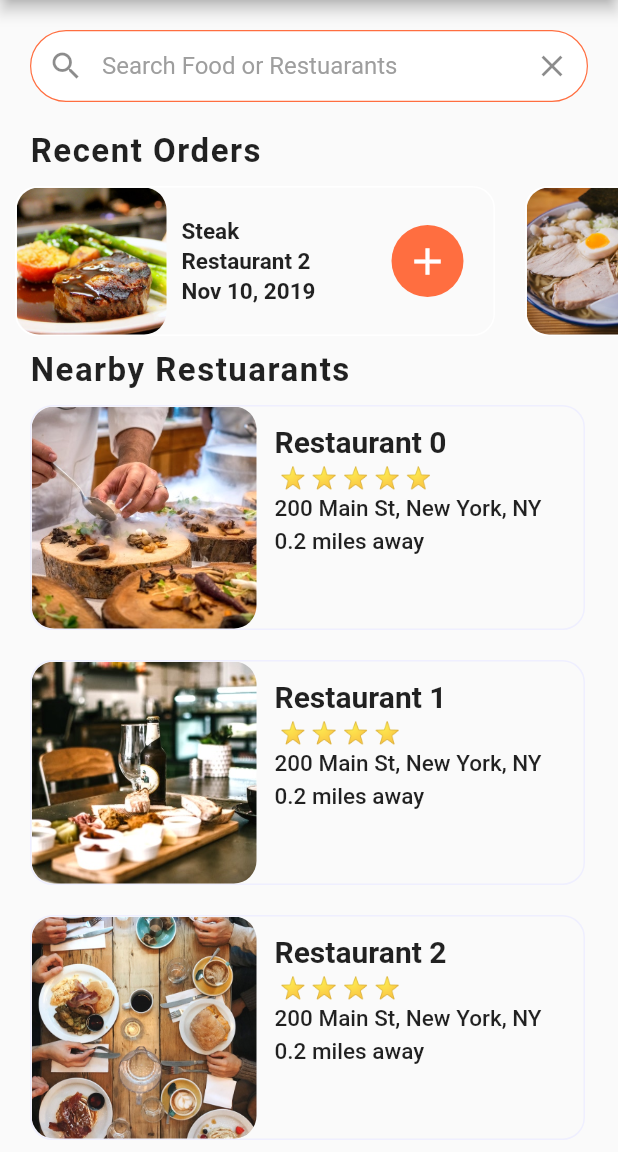
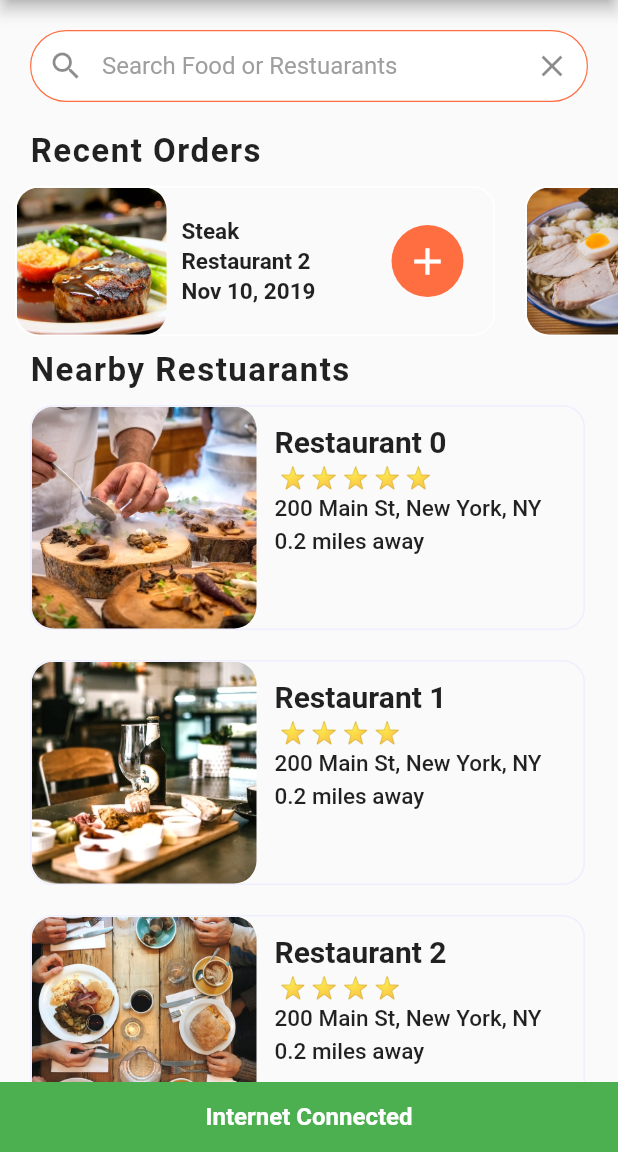
Before and after one commit to ShashiKha9/Food_delivery_app, a Flutter app: the first screen one second after launch, on a phone screen of 412 x 824 dp, the part 84-1236 px from its top. Run offline on Flutter 3.47's test engine with Material 2 defaults, Android fonts, the phone set to English and light mode, and no system bars; our stand-ins replace bloc, connectivity_plus, equatable, flutter_bloc.

Commit message:
internet connectivity bloc done

```diff
--- /dev/null
+++ b/lib/logic/cubit/internet_cubit.dart
@@ -0,0 +1,35 @@
+
+import 'dart:async';
+
+import 'package:bloc/bloc.dart';
+import 'package:connectivity_plus/connectivity_plus.dart';
+import 'package:equatable/equatable.dart';
+import 'package:food_delivery_app/constants/internet.dart';
+
+part 'internet_state.dart';
+
+class InternetCubit extends Cubit<InternetState> {
+  final Connectivity connectivity;
+  late StreamSubscription _connectivityStreamSubscription;
+
+  InternetCubit({required this.connectivity}) : super(InternetLoading()) {
+    monitorinternet();
+  }
+
+  StreamSubscription<ConnectivityResult>monitorinternet(){
+  return
+  _connectivityStreamSubscription = connectivity.onConnectivityChanged.listen((connectivityResult) {
+    if(connectivityResult == ConnectivityResult.wifi){
+      emit(InternetConnected(internet: Internet.Online));
+  } else if(connectivityResult== ConnectivityResult.none){
+      emit(InternetDisconnected());
+  }
+  });
+
+  }
+  @override
+  close() async {
+    _connectivityStreamSubscription.cancel();
+    super.close();
+  }
+}
--- /dev/null
+++ b/lib/logic/cubit/internet_state.dart
@@ -0,0 +1,24 @@
+part of 'internet_cubit.dart';
+
+
+abstract class InternetState extends Equatable {
+  const InternetState();
+}
+
+class InternetLoading extends InternetState {
+  @override
+  List<Object> get props => [];
+}
+class InternetConnected extends InternetState{
+final   Internet internet;
+
+InternetConnected({required this.internet});
+  @override
+  List<Object?> get props => throw UnimplementedError();
+
+}
+class InternetDisconnected extends  InternetState{
+  @override
+  List<Object?> get props => throw UnimplementedError();
+
+}
--- a/lib/main.dart
+++ b/lib/main.dart
@@ -1,25 +1,39 @@
+
+import 'package:connectivity_plus/connectivity_plus.dart';
 import 'package:flutter/material.dart';
+import 'package:flutter/services.dart';
+import 'package:flutter_bloc/flutter_bloc.dart';
+import 'package:food_delivery_app/logic/cubit/internet_cubit.dart';
+import 'package:food_delivery_app/screens/auth_screen.dart';
 import 'package:food_delivery_app/screens/cart_screen.dart';
 import 'package:food_delivery_app/screens/home_screen.dart';
 import 'package:food_delivery_app/screens/restaurant_screen.dart';
+import 'package:food_delivery_app/services/http_request.dart';
 
 import 'models/restaurant.dart';
 
-void main() =>
-    runApp(MyApp());
+void main() {
+  WidgetsFlutterBinding.ensureInitialized();
+  SystemChrome.setPreferredOrientations([DeviceOrientation.portraitUp]);
+  runApp(MyApp());
+}
+class MyApp extends StatelessWidget {
 
-class MyApp extends StatelessWidget {
 
   @override
   Widget build(BuildContext context) {
-    return MaterialApp(
+    return
+     MaterialApp(
       debugShowCheckedModeBanner: false,
       title: 'Food Delivery App',
+
      theme: ThemeData(
+       visualDensity: VisualDensity.adaptivePlatformDensity,
        scaffoldBackgroundColor: Colors.grey[50],
        primaryColor: Colors.deepOrangeAccent
      ),
      home: HomeScreenPage(),
+
     );
   }
 }
--- a/lib/screens/home_screen.dart
+++ b/lib/screens/home_screen.dart
@@ -1,9 +1,13 @@
+import 'package:connectivity_plus/connectivity_plus.dart';
 import 'package:flutter/cupertino.dart';
 import 'package:flutter/material.dart';
+import 'package:flutter_bloc/flutter_bloc.dart';
+import 'package:food_delivery_app/constants/internet.dart';
 import 'package:food_delivery_app/data/data.dart';
 import 'package:food_delivery_app/data/data.dart';
 import 'package:food_delivery_app/data/data.dart';
 import 'package:food_delivery_app/data/data.dart';
+import 'package:food_delivery_app/logic/cubit/internet_cubit.dart';
 import 'package:food_delivery_app/screens/cart_screen.dart';
 import 'package:food_delivery_app/widgets/nearby_restaurants.dart';
 import 'package:food_delivery_app/widgets/recentorders.dart';
@@ -12,13 +16,19 @@ class HomeScreenPage extends StatefulWidget {
   const HomeScreenPage({Key? key}) : super(key: key);
 
   @override
-  _HomeScreenPageState createState() => _HomeScreenPageState();
+  _HomeScreenPageState createState() => _HomeScreenPageState(connectivity: Connectivity());
 }
 
 class _HomeScreenPageState extends State<HomeScreenPage> {
+  final Connectivity connectivity;
+  _HomeScreenPageState({required this.connectivity});
+
+
   @override
   Widget build(BuildContext context) {
-    return Scaffold(
+    return BlocProvider(create: (context)=>
+        InternetCubit(connectivity: connectivity),
+     child: Scaffold(
       appBar: AppBar(
         backgroundColor: Theme.of(context).primaryColor,
         leading: Icon(Icons.person_pin),
@@ -36,7 +46,27 @@ class _HomeScreenPageState extends State<HomeScreenPage> {
               ),)),
         ],
       ),
-      body: ListView(
+      body: BlocListener<InternetCubit,InternetState>(
+        listener: ( context, state) {
+          if(state is InternetConnected && state.internet == Internet.Online){
+            ScaffoldMessenger.of(context).showSnackBar(
+                SnackBar(content: Text("Internet Connected",
+                  textAlign: TextAlign.center,
+                  style: TextStyle(fontSize: 16.0,
+                      fontWeight: FontWeight.w600),),
+                  backgroundColor: Colors.green,));
+          } else {
+            ScaffoldMessenger.of(context).showSnackBar(
+                SnackBar(content: Text("No Internet Connection",
+                  textAlign: TextAlign.center,
+                  style: TextStyle(fontSize: 16.0,
+                      fontWeight: FontWeight.w600,),),
+                  backgroundColor: Colors.black87,));
+
+          }
+      },
+
+        child: ListView(
           children: [
             Padding(padding: EdgeInsets.all(20.0),
             child:TextField(
@@ -64,6 +94,8 @@ class _HomeScreenPageState extends State<HomeScreenPage> {
             NearByRestaurants(),
           ],
         ),
+      )
+      ),
     );
   }
 }
```
Also changed, not shown: pubspec.yaml (+13 -0 lines), pubspec.lock. Lines whose indentation alone changed are shown as unchanged.
